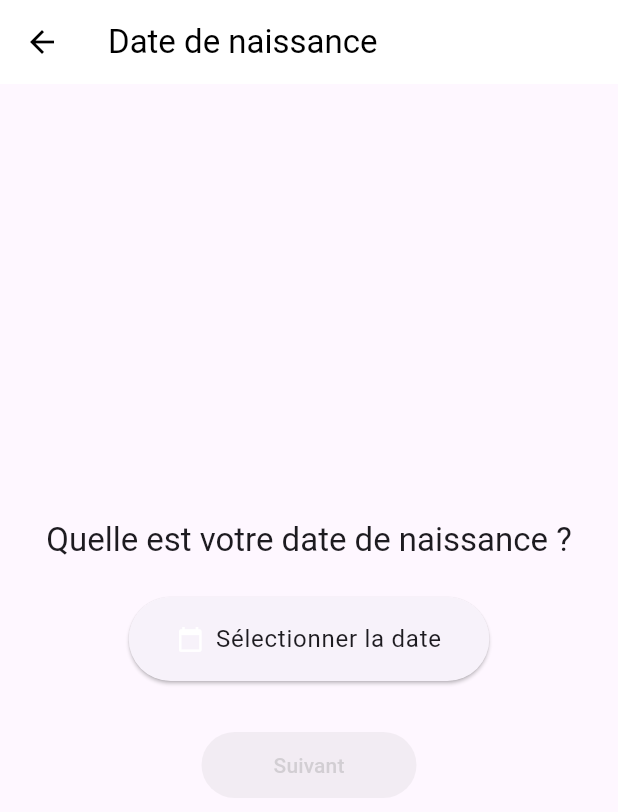
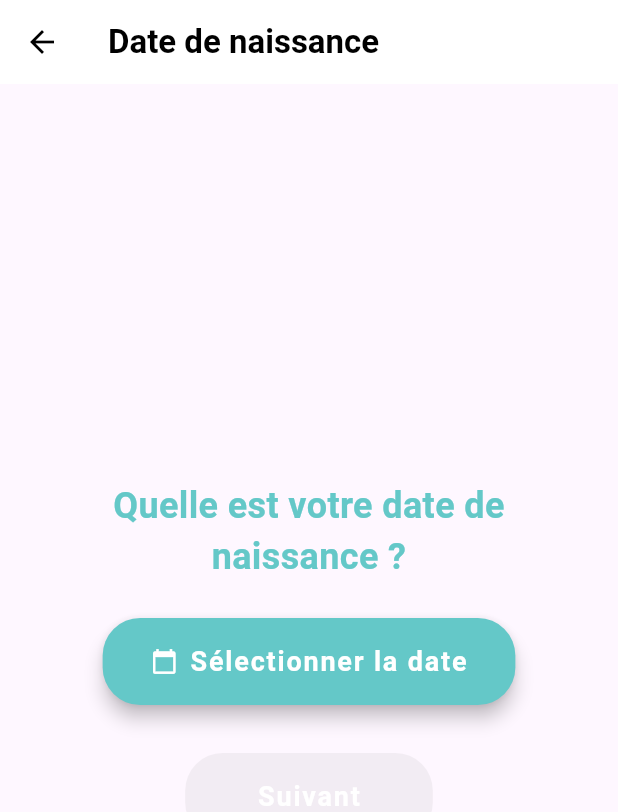
Before and after one commit to jeanJonathan/notebook_progress, a Flutter app: the BirthdateScreen screen opened directly, on a phone screen of 412 x 824 dp. Shown: the top 812 px of the screen. Run offline on Flutter 3.47's test engine with Material 3 defaults, Android fonts, the phone set to English and light mode, and no system bars; our stand-ins replace cloud_firestore, firebase_auth, firebase_core, firebase_storage, flutter_typeahead, google_maps_flutter and 7 more; missing offline and left inert: flutter_facebook_auth; accounts and stored records are empty.

Commit message:
amelioration de l'ecran birthday

```diff
--- a/lib/birthday_screen.dart
+++ b/lib/birthday_screen.dart
@@ -16,17 +16,32 @@ class _BirthdateScreenState extends State<BirthdateScreen> {
     ThemeData theme = Theme.of(context);
     return Scaffold(
       appBar: AppBar(
-        title: Text("Date de naissance"),
+        title: Text(
+          "Date de naissance",
+          style: TextStyle(
+            color: Colors.black,
+            fontWeight: FontWeight.bold,
+            fontFamily: 'Roboto',
+          ),
+        ),
         backgroundColor: Colors.white,
-        foregroundColor: Colors.black,
+        elevation: 0,
+        iconTheme: IconThemeData(color: Colors.black),
       ),
       body: Center(
+        child: Padding(
+          padding: const EdgeInsets.all(24.0),
           child: Column(
             mainAxisAlignment: MainAxisAlignment.center,
             children: <Widget>[
               Text(
                 "Quelle est votre date de naissance ?",
-              style: theme.textTheme.headline6,
+                style: TextStyle(
+                  fontSize: 24,
+                  fontWeight: FontWeight.bold,
+                  color: Color(0xFF64C8C8),
+                  fontFamily: 'Roboto',
+                ),
                 textAlign: TextAlign.center,
               ),
               SizedBox(height: 24),
@@ -37,24 +52,47 @@ class _BirthdateScreenState extends State<BirthdateScreen> {
                   _selectedDate == null
                       ? "Sélectionner la date"
                       : "Né le: ${_selectedDate!.day}/${_selectedDate!.month}/${_selectedDate!.year} (${DateTime.now().year - _selectedDate!.year} ans)",
-                style: theme.textTheme.bodyText1,
+                  style: TextStyle(
+                    fontSize: 18,
+                    color: Colors.white,
+                    fontWeight: FontWeight.bold,
+                    letterSpacing: 1.2,
+                  ),
                 ),
                 style: ElevatedButton.styleFrom(
+                  backgroundColor: Color(0xFF64C8C8),
+                  shape: RoundedRectangleBorder(
+                    borderRadius: BorderRadius.circular(25),
+                  ),
                   padding: EdgeInsets.symmetric(horizontal: 32, vertical: 16),
-                textStyle: theme.textTheme.button,
+                  elevation: 5,
                 ),
               ),
               SizedBox(height: 32),
               ElevatedButton(
                 onPressed: _selectedDate == null || (DateTime.now().year - _selectedDate!.year < 18) ? null : _saveBirthdate,
-              child: Text('Suivant'),
+                child: Text(
+                  'Suivant',
+                  style: TextStyle(
+                    fontSize: 18,
+                    color: Colors.white,
+                    fontWeight: FontWeight.bold,
+                    letterSpacing: 1.2,
+                  ),
+                ),
                 style: ElevatedButton.styleFrom(
-                backgroundColor: Color(0xFF64C8C8), // Active color
-                disabledForegroundColor: Colors.grey.withOpacity(0.38), disabledBackgroundColor: Colors.grey.withOpacity(0.12), // Disabled color
-                padding: EdgeInsets.symmetric(horizontal: 48, vertical: 12),
+                  backgroundColor: Color(0xFF64C8C8),
+                  disabledBackgroundColor: Colors.grey.withOpacity(0.12),
+                  disabledForegroundColor: Colors.grey.withOpacity(0.38),
+                  shape: RoundedRectangleBorder(
+                    borderRadius: BorderRadius.circular(25),
+                  ),
+                  padding: EdgeInsets.symmetric(horizontal: 48, vertical: 16),
+                  elevation: 5,
                 ),
               ),
             ],
+          ),
         ),
       ),
     );
@@ -73,7 +111,7 @@ class _BirthdateScreenState extends State<BirthdateScreen> {
         return Theme(
           data: ThemeData.light().copyWith(
             colorScheme: ColorScheme.light(
-              primary: Colors.blue, // Color of the header
+              primary: Color(0xFF64C8C8), // Color of the header
               onPrimary: Colors.white, // Color of the header text
               onSurface: Colors.black, // Color of the body text
             ),
```
Lines whose indentation alone changed are shown as unchanged.
